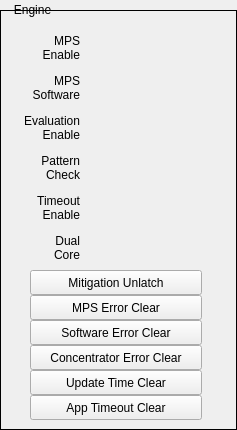
This is mps_cn_engine_embed.ui in ad-build-test/pydm-mps as Qt 5 draws it before an edit. The edited form follows.
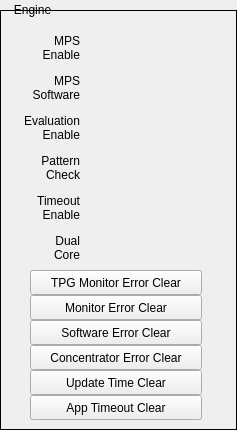
This is the edited form. Custom widgets are drawn as their Qt base class.

Commit message: Update CN screens

Patch:
```diff
--- a/mps_cn_engine_embed.ui
+++ b/mps_cn_engine_embed.ui
@@ -497,7 +497,7 @@
      <string/>
     </property>
     <property name="text">
-     <string>Mitigation Unlatch</string>
+     <string>TPG Monitor Error Clear</string>
     </property>
     <property name="channel" stdset="0">
      <string>ca://${P}:MITIGATION_UNLH</string>
@@ -522,7 +522,7 @@
      <string/>
     </property>
     <property name="text">
-     <string>MPS Error Clear</string>
+     <string>Monitor Error Clear</string>
     </property>
     <property name="channel" stdset="0">
      <string>ca://${P}:MON_ERR_CLR</string>
```
Left out of the diff: 2 changed lines with no effect on the pictures. The commit also changes 3 other files.
